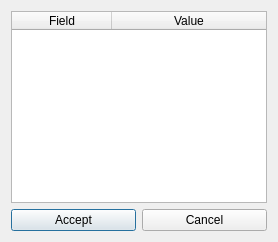
Qt form quickfeatures/gui/default_value_editor.ui (andrew-plowright/quickfeatures) before a commit.
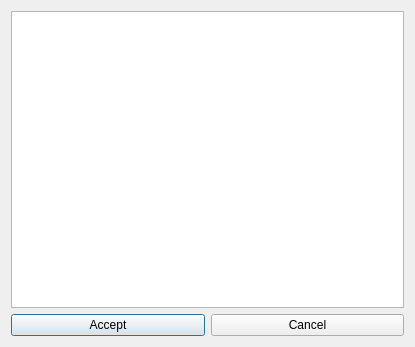
The same form after that commit.

Commit message: Create default value editor delegate

Diff of the .ui file:
```diff
--- a/quickfeatures/gui/default_value_editor.ui
+++ b/quickfeatures/gui/default_value_editor.ui
@@ -5,6 +5,26 @@
   <property name="windowModality">
    <enum>Qt::NonModal</enum>
   </property>
+  <property name="geometry">
+   <rect>
+    <x>0</x>
+    <y>0</y>
+    <width>415</width>
+    <height>347</height>
+   </rect>
+  </property>
+  <property name="sizePolicy">
+   <sizepolicy hsizetype="Preferred" vsizetype="Preferred">
+    <horstretch>0</horstretch>
+    <verstretch>0</verstretch>
+   </sizepolicy>
+  </property>
+  <property name="minimumSize">
+   <size>
+    <width>0</width>
+    <height>0</height>
+   </size>
+  </property>
   <property name="windowTitle">
    <string>Select Default Values</string>
   </property>
@@ -15,26 +35,10 @@
       <enum>QLayout::SetMinAndMaxSize</enum>
      </property>
      <item>
-      <widget class="QTableWidget" name="value_table">
-       <property name="columnCount">
-        <number>2</number>
-       </property>
-       <attribute name="horizontalHeaderStretchLastSection">
-        <bool>true</bool>
-       </attribute>
-       <attribute name="verticalHeaderStretchLastSection">
+      <widget class="QTableView" name="table_view">
+       <attribute name="verticalHeaderVisible">
         <bool>false</bool>
        </attribute>
-       <column>
-        <property name="text">
-         <string>Field</string>
-        </property>
-       </column>
-       <column>
-        <property name="text">
-         <string>Value</string>
-        </property>
-       </column>
       </widget>
      </item>
      <item>
@@ -48,6 +52,12 @@
        </item>
        <item>
         <widget class="QPushButton" name="cancel_button">
+         <property name="sizePolicy">
+          <sizepolicy hsizetype="Minimum" vsizetype="Fixed">
+           <horstretch>0</horstretch>
+           <verstretch>0</verstretch>
+          </sizepolicy>
+         </property>
          <property name="text">
           <string>Cancel</string>
          </property>
```
The commit also changes 6 other files.
